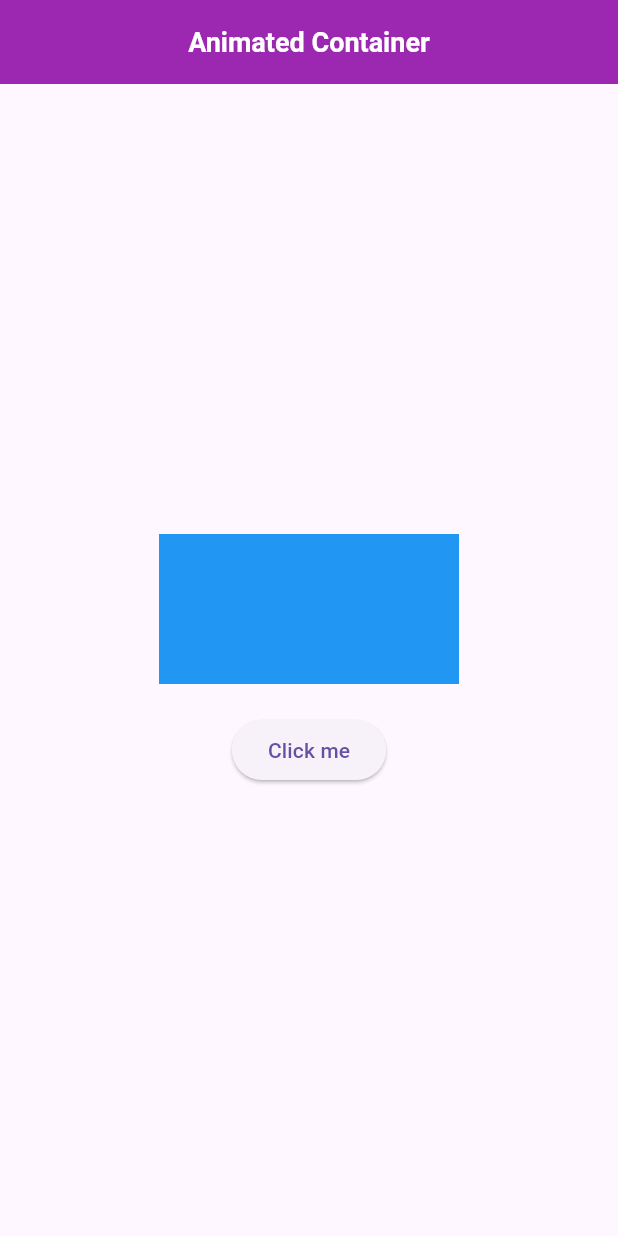
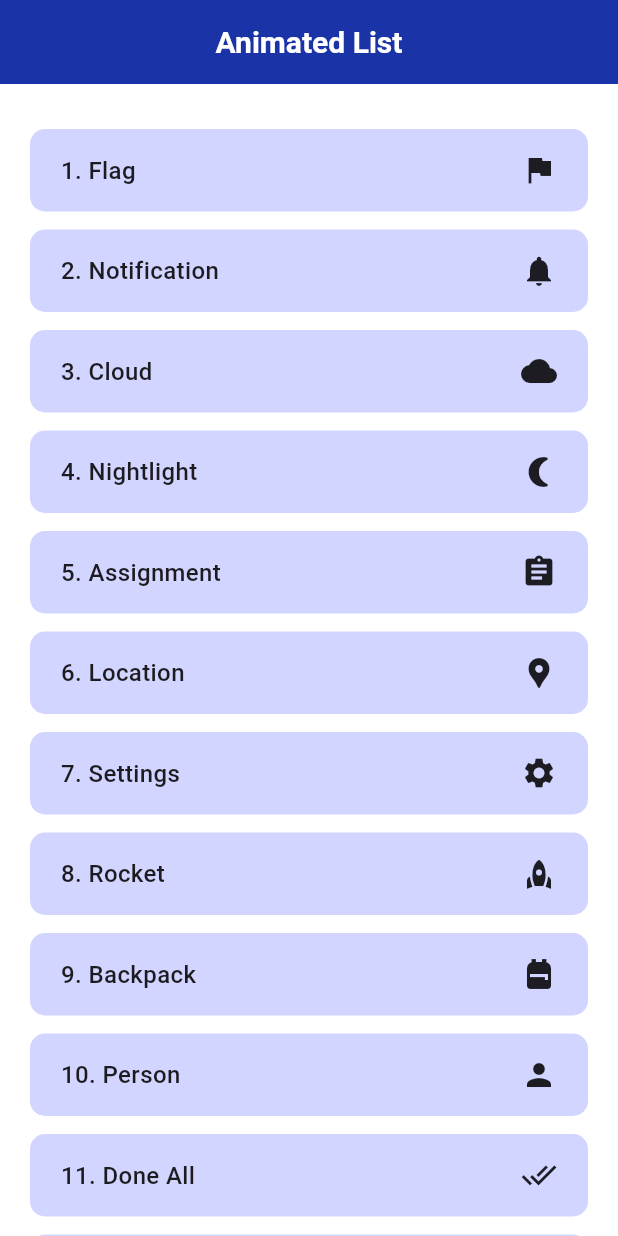
Before and after one commit to Hassan0308/Flutter-Animation, a Flutter app: the screen it shows after launch, on a phone screen of 412 x 824 dp. Run offline on Flutter 3.47's test engine with Material 3 defaults, Android fonts, the phone set to English and light mode, and no system bars.

Commit message:
first commit

```diff
--- a/lib/main.dart
+++ b/lib/main.dart
@@ -1,16 +1,19 @@
 import 'package:flutter/material.dart';
+import 'package:flutter_animation/provider/animated_list_provider.dart';
 import 'package:flutter_animation/screens/home_screen.dart';
-import 'package:flutter_animation/provider/animated_container_provider.dart';
 import 'package:provider/provider.dart';
 
 void main() {
-  runApp(MultiProvider(providers: [
-    ChangeNotifierProvider(create: (context) => AnimatedContainerProider()),
-  ], child: MyApp()));
+  runApp(MultiProvider(
+    providers: [
+      ChangeNotifierProvider(create: (context) => AnimatedListProvider()),
+    ],
+    child: const MyApp(),
+  ));
 }
 
 class MyApp extends StatelessWidget {
-  const MyApp({super.key});
+  const MyApp({Key? key}) : super(key: key);
 
   @override
   Widget build(BuildContext context) {
--- a/lib/provider/animated_container_provider.dart
+++ /dev/null
@@ -1,13 +0,0 @@
-import 'package:flutter/material.dart';
-import 'package:flutter/widgets.dart';
-
-class AnimatedContainerProider extends ChangeNotifier {
-  bool _flag = true;
-
-  bool get flag => _flag;
-
-  void toggleContainer() {
-    _flag = !_flag;
-    notifyListeners();
-  }
-}
--- /dev/null
+++ b/lib/provider/animated_list_provider.dart
@@ -0,0 +1,11 @@
+import 'package:flutter/material.dart';
+
+class AnimatedListProvider with ChangeNotifier {
+  bool _isStartAnimation = false;
+  bool get isStartAnimation => _isStartAnimation;
+
+  void startAnimation() {
+    _isStartAnimation = true;
+    notifyListeners();
+  }
+}
--- a/lib/screens/home_screen.dart
+++ b/lib/screens/home_screen.dart
@@ -1,56 +1,108 @@
-// ignore_for_file: prefer_const_constructors
-
 import 'package:flutter/material.dart';
-import 'package:flutter_animation/provider/animated_container_provider.dart';
+import 'package:flutter_animation/provider/animated_list_provider.dart';
 import 'package:provider/provider.dart';
 
-class HomeScreen extends StatelessWidget {
+class HomeScreen extends StatefulWidget {
   const HomeScreen({super.key});
 
   @override
+  State<HomeScreen> createState() => _HomeScreenState();
+}
+
+class _HomeScreenState extends State<HomeScreen> {
+  double height = 0;
+  double width = 0;
+
+  List<Map<String, dynamic>> listItems = [
+    {'text': 'Flag', 'icon': Icons.flag},
+    {'text': 'Notification', 'icon': Icons.notifications},
+    {'text': 'Cloud', 'icon': Icons.cloud},
+    {'text': 'Nightlight', 'icon': Icons.nightlight_round},
+    {'text': 'Assignment', 'icon': Icons.assignment},
+    {'text': 'Location', 'icon': Icons.location_pin},
+    {'text': 'Settings', 'icon': Icons.settings},
+    {'text': 'Rocket', 'icon': Icons.rocket},
+    {'text': 'Backpack', 'icon': Icons.backpack},
+    {'text': 'Person', 'icon': Icons.person},
+    {'text': 'Done All', 'icon': Icons.done_all},
+    {'text': 'Search', 'icon': Icons.search},
+    {'text': 'Extension', 'icon': Icons.extension},
+    {'text': 'Bluetooth', 'icon': Icons.bluetooth},
+    {'text': 'Favorite', 'icon': Icons.favorite},
+    {'text': 'Lock', 'icon': Icons.lock},
+    {'text': 'Bookmark', 'icon': Icons.bookmark},
+  ];
+
+  @override
+  void initState() {
+    super.initState();
+    WidgetsBinding.instance.addPostFrameCallback((_) {
+      Provider.of<AnimatedListProvider>(context, listen: false).startAnimation();
+    });
+  }
+
+  @override
   Widget build(BuildContext context) {
-    var width = MediaQuery.of(context).size.width;
-    var provider =
-        Provider.of<AnimatedContainerProider>(context, listen: false);
+    height = MediaQuery.of(context).size.height;
+    width = MediaQuery.of(context).size.width;
+
     return Scaffold(
+      backgroundColor: Colors.white,
       appBar: AppBar(
-        backgroundColor: Colors.purple,
-        title: Text("Animated Container"),
-        titleTextStyle: TextStyle(
-            color: Colors.white, fontSize: 18, fontWeight: FontWeight.bold),
+        backgroundColor: const Color.fromARGB(255, 26, 51, 167),
+        title: const Text(
+          "Animated List",
+          style: TextStyle(fontSize: 20, fontWeight: FontWeight.bold, color: Colors.white),
+        ),
         centerTitle: true,
-        foregroundColor: Colors.white,
       ),
-      body: Container(
-        width: width,
+      body: SingleChildScrollView(
+        padding: const EdgeInsets.symmetric(horizontal: 20, vertical: 30),
         child: Column(
-          mainAxisAlignment: MainAxisAlignment.center,
           children: [
-            Consumer<AnimatedContainerProider>(
-                builder: (context, provider, child) {
-              return AnimatedContainer(
-                decoration: BoxDecoration(
-                  borderRadius: provider.flag
-                      ? BorderRadius.circular(0)
-                      : BorderRadius.circular(20),
-                  color: provider.flag ? Colors.blue : Colors.orange,
-                ),
-                duration: Duration(seconds: 2),
-                height: provider.flag ? 100 : 200,
-                width: provider.flag ? 200 : 100,
-              );
-            }),
-            SizedBox(
-              height: 20,
+            ListView.builder(
+              primary: false,
+              shrinkWrap: true,
+              itemCount: listItems.length,
+              itemBuilder: (context, index) {
+                return item(index);
+              },
             ),
-            ElevatedButton(
-                onPressed: () {
-                  provider.toggleContainer();
-                },
-                child: Text("Click me")),
           ],
         ),
       ),
     );
   }
+
+  Widget item(int index) {
+    return AnimatedContainer(
+      height: 55,
+      width: width,
+      curve: Curves.easeInOut,
+      duration: Duration(milliseconds: 300 + (index * 200)),
+      transform: Matrix4.translationValues(
+          Provider.of<AnimatedListProvider>(context).isStartAnimation ? 0 : width, 0, 0),
+      margin: const EdgeInsets.only(bottom: 12),
+      padding: EdgeInsets.symmetric(horizontal: width / 20),
+      decoration: BoxDecoration(
+        color: const Color.fromARGB(255, 210, 213, 255),
+        borderRadius: BorderRadius.circular(10),
+      ),
+      child: Row(
+        mainAxisAlignment: MainAxisAlignment.spaceBetween,
+        children: [
+          Text(
+            "${index + 1}. ${listItems[index]['text']}",
+            style: const TextStyle(
+              fontSize: 16,
+              fontWeight: FontWeight.w500,
+            ),
+          ),
+          Icon(
+            listItems[index]['icon'],
+          ),
+        ],
+      ),
+    );
+  }
 }
```
